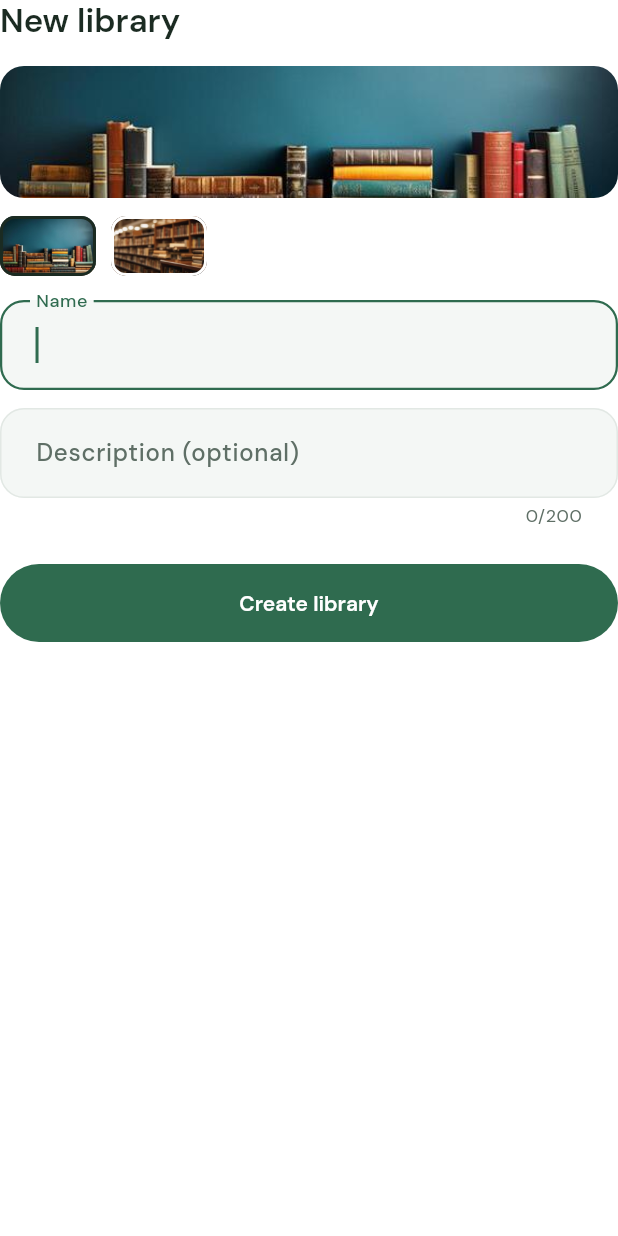
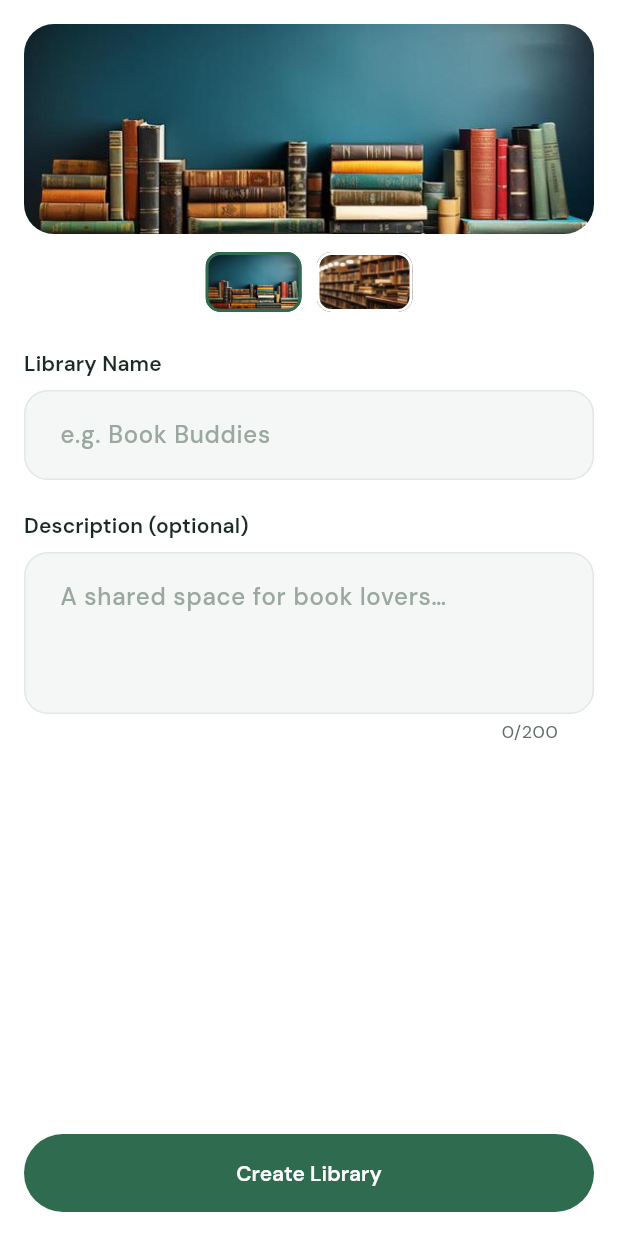
Before and after one commit to yash25hemnani/shelf-snap, a Flutter app: the CreateLibraryForm widget shown alone on an empty page, opened directly with empty values, on a phone screen of 412 x 824 dp. Run offline on Flutter 3.47's test engine with Material 3 defaults, Android fonts, the phone set to English and light mode, and no system bars; our stand-ins replace camera, cloud_firestore, diacritic, firebase_auth, firebase_core, flutter_dotenv and 4 more; missing offline and left inert: google_mlkit_text_recognition, mobile_scanner; accounts and stored records are empty.

Commit message:
v3: Added library search, a full-page create library, restyled library cards and a cleaner detail header

```diff
--- a/lib/features/library/forms/create_library_form.dart
+++ b/lib/features/library/forms/create_library_form.dart
@@ -1,6 +1,7 @@
 import 'package:flutter/material.dart';
 import 'package:flutter_riverpod/flutter_riverpod.dart';
 import 'package:shelf_snap/core/theme/app_colors.dart';
+import 'package:shelf_snap/core/utils/snackbar.dart';
 import 'package:shelf_snap/features/library/models/library_model.dart';
 import 'package:shelf_snap/features/library/providers/library_provider.dart';
 
@@ -88,9 +89,7 @@ class _CreateLibraryFormState extends ConsumerState<CreateLibraryForm> {
     } catch (e) {
       if (!mounted) return;
       setState(() => _isSaving = false);
-      ScaffoldMessenger.of(
-        context,
-      ).showSnackBar(SnackBar(content: Text("Could not create library: $e")));
+      ScaffoldMessenger.of(context).showError("Couldn't save library");
     }
   }
 
@@ -98,23 +97,22 @@ class _CreateLibraryFormState extends ConsumerState<CreateLibraryForm> {
   Widget build(BuildContext context) {
     return Form(
       key: _formKey,
-      child: SingleChildScrollView(
       child: Column(
-          mainAxisSize: MainAxisSize.min,
         crossAxisAlignment: CrossAxisAlignment.stretch,
         children: [
-            Text(
-              _isEditing ? "Edit Library" : "New library",
-              style: Theme.of(context).textTheme.titleLarge,
-            ),
-            const SizedBox(height: 16),
-
-            // Preview of the banner the library will get
+          Expanded(
+            child: SingleChildScrollView(
+              padding: const EdgeInsets.fromLTRB(16, 16, 16, 16),
+              keyboardDismissBehavior: ScrollViewKeyboardDismissBehavior.onDrag,
+              child: Column(
+                crossAxisAlignment: CrossAxisAlignment.stretch,
+                children: [
+                  // Full-width preview of the chosen banner
                   AnimatedContainer(
                     duration: const Duration(milliseconds: 200),
-              height: 88,
+                    height: 140,
                     decoration: BoxDecoration(
-                borderRadius: BorderRadius.circular(16),
+                      borderRadius: BorderRadius.circular(20),
                       image: DecorationImage(
                         image: AssetImage(AppColors.libraryBanners[_banner]!),
                         fit: BoxFit.cover,
@@ -122,7 +120,10 @@ class _CreateLibraryFormState extends ConsumerState<CreateLibraryForm> {
                     ),
                   ),
                   const SizedBox(height: 12),
+
+                  // Banner options, centred under the preview
                   Wrap(
+                    alignment: WrapAlignment.center,
                     spacing: 10,
                     runSpacing: 10,
                     children: [
@@ -142,7 +143,7 @@ class _CreateLibraryFormState extends ConsumerState<CreateLibraryForm> {
                               // Ring around the selected banner
                               border: Border.all(
                                 color: entry.key == _banner
-                              ? AppColors.text
+                                    ? AppColors.primary
                                     : AppColors.background,
                                 width: 2,
                               ),
@@ -151,31 +152,46 @@ class _CreateLibraryFormState extends ConsumerState<CreateLibraryForm> {
                         ),
                     ],
                   ),
-            const SizedBox(height: 16),
+                  const SizedBox(height: 24),
 
+                  const _FieldLabel('Library Name'),
                   TextFormField(
                     controller: _nameController,
-              autofocus: true,
-              decoration: const InputDecoration(labelText: "Name"),
+                    textCapitalization: TextCapitalization.words,
+                    textInputAction: TextInputAction.next,
+                    decoration: const InputDecoration(
+                      hintText: 'e.g. Book Buddies',
+                    ),
                     validator: (value) {
                       if (value == null || value.trim().isEmpty) {
-                  return "Enter a name";
+                        return 'Enter a name';
                       }
                       return null;
                     },
                   ),
-            const SizedBox(height: 12),
+                  const SizedBox(height: 20),
+
+                  const _FieldLabel('Description (optional)'),
                   TextFormField(
                     controller: _descController,
                     maxLength: 200,
-              minLines: 1,
-              maxLines: 3,
+                    minLines: 3,
+                    maxLines: 5,
+                    textCapitalization: TextCapitalization.sentences,
                     decoration: const InputDecoration(
-                labelText: "Description (optional)",
+                      hintText: 'A shared space for book lovers…',
+                      alignLabelWithHint: true,
                     ),
                   ),
-            const SizedBox(height: 24),
-            FilledButton(
+                ],
+              ),
+            ),
+          ),
+
+          // Stays at the bottom, above the keyboard
+          Padding(
+            padding: const EdgeInsets.fromLTRB(16, 8, 16, 16),
+            child: FilledButton(
               onPressed: _isSaving ? null : _onSubmit,
               child: _isSaving
                   ? const SizedBox(
@@ -183,11 +199,23 @@ class _CreateLibraryFormState extends ConsumerState<CreateLibraryForm> {
                       height: 20,
                       child: CircularProgressIndicator(strokeWidth: 2),
                     )
-                  : const Text("Create library"),
+                  : Text(_isEditing ? 'Save changes' : 'Create Library'),
+            ),
           ),
         ],
-        ),
       ),
     );
   }
 }
+
+// Bold label shown above a field
+class _FieldLabel extends StatelessWidget {
+  final String text;
+  const _FieldLabel(this.text);
+
+  @override
+  Widget build(BuildContext context) => Padding(
+    padding: const EdgeInsets.only(bottom: 8),
+    child: Text(text, style: Theme.of(context).textTheme.labelLarge),
+  );
+}
```
Also changed, not shown: lib/features/library/screens/create_library_screen.dart (added, +26 -0 lines), lib/features/library/screens/library_detail_screen.dart (+5 -37 lines), lib/features/library/screens/library_screen.dart (+78 -6 lines), lib/features/library/sheets/create_library_sheet.dart (deleted, +0 -35 lines), lib/features/library/widgets/library_card.dart (+47 -55 lines). Lines whose indentation alone changed are shown as unchanged.
